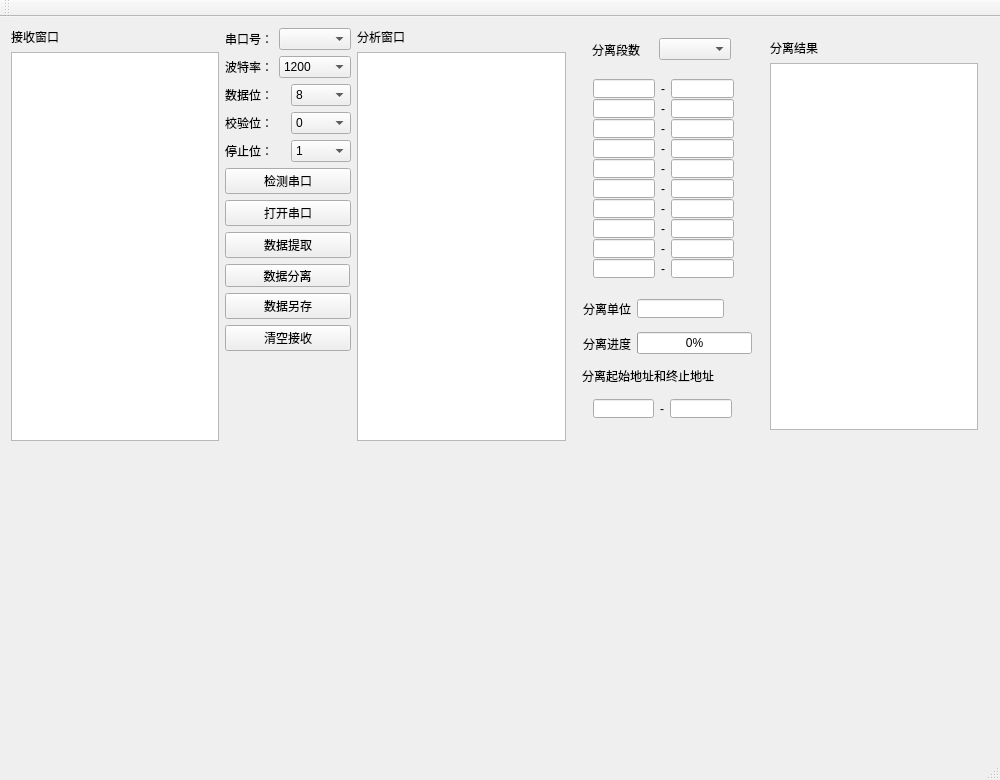
First picture: the form in code/mainwindow.ui, repository programmer-ran/check_memory_tool, before the edit.
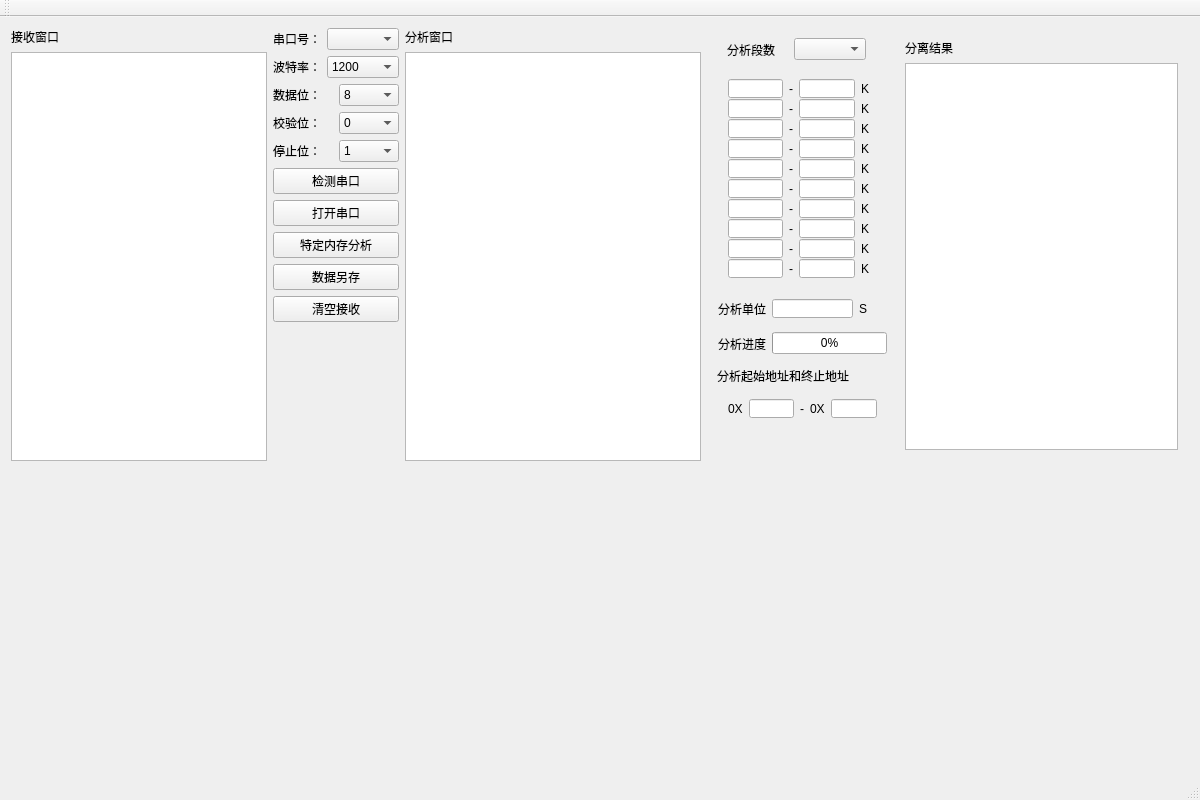
Second picture: the form after the edit. Custom widgets are drawn as their Qt base class.

Patch:
```diff
--- a/code/mainwindow.ui
+++ b/code/mainwindow.ui
@@ -6,19 +6,19 @@
    <rect>
     <x>0</x>
     <y>0</y>
-    <width>1000</width>
-    <height>780</height>
+    <width>1200</width>
+    <height>800</height>
    </rect>
   </property>
   <property name="minimumSize">
    <size>
-    <width>1000</width>
-    <height>780</height>
+    <width>1200</width>
+    <height>800</height>
    </size>
   </property>
   <property name="maximumSize">
    <size>
-    <width>1000</width>
+    <width>1200</width>
     <height>800</height>
    </size>
   </property>
@@ -181,29 +181,22 @@
           </property>
          </widget>
         </item>
-        <item>
-         <widget class="QPushButton" name="analyseButton">
-          <property name="text">
-           <string>数据提取</string>
-          </property>
-         </widget>
-        </item>
         <item>
          <widget class="QPushButton" name="detachButton">
           <property name="minimumSize">
            <size>
-            <width>125</width>
-            <height>23</height>
+            <width>0</width>
+            <height>0</height>
            </size>
           </property>
           <property name="maximumSize">
            <size>
-            <width>125</width>
-            <height>23</height>
+            <width>16777215</width>
+            <height>16777215</height>
            </size>
           </property>
           <property name="text">
-           <string>数据分离</string>
+           <string>特定内存分析</string>
           </property>
          </widget>
         </item>
@@ -265,7 +258,7 @@
         <item>
          <widget class="QLabel" name="label_17">
           <property name="text">
-           <string>分离段数</string>
+           <string>分析段数</string>
           </property>
          </widget>
         </item>
@@ -297,6 +290,13 @@
         <item>
          <widget class="QLineEdit" name="one_right_lineedit"/>
         </item>
+        <item>
+         <widget class="QLabel" name="label_8">
+          <property name="text">
+           <string>K</string>
+          </property>
+         </widget>
+        </item>
        </layout>
       </widget>
       <widget class="QWidget" name="widget_7" native="true">
@@ -304,7 +304,7 @@
         <rect>
          <x>0</x>
          <y>260</y>
-         <width>163</width>
+         <width>171</width>
          <height>41</height>
         </rect>
        </property>
@@ -312,13 +312,20 @@
         <item>
          <widget class="QLabel" name="label_16">
           <property name="text">
-           <string>分离单位</string>
+           <string>分析单位</string>
           </property>
          </widget>
         </item>
         <item>
          <widget class="QLineEdit" name="separate_lineEdit"/>
         </item>
+        <item>
+         <widget class="QLabel" name="label_25">
+          <property name="text">
+           <string>S</string>
+          </property>
+         </widget>
+        </item>
        </layout>
       </widget>
       <widget class="QWidget" name="widget_6" native="true">
@@ -334,7 +341,7 @@
         <item>
          <widget class="QLabel" name="label_12">
           <property name="text">
-           <string>分离进度</string>
+           <string>分析进度</string>
           </property>
          </widget>
         </item>
@@ -370,6 +377,13 @@
         <item>
          <widget class="QLineEdit" name="two_right_lineedit"/>
         </item>
+        <item>
+         <widget class="QLabel" name="label_14">
+          <property name="text">
+           <string>K</string>
+          </property>
+         </widget>
+        </item>
        </layout>
       </widget>
       <widget class="QWidget" name="widget_three" native="true">
@@ -395,6 +409,13 @@
         <item>
          <widget class="QLineEdit" name="three_right_lineedit"/>
         </item>
+        <item>
+         <widget class="QLabel" name="label_15">
+          <property name="text">
+           <string>K</string>
+          </property>
+         </widget>
+        </item>
        </layout>
       </widget>
       <widget class="QWidget" name="widget_four" native="true">
@@ -420,6 +441,13 @@
         <item>
          <widget class="QLineEdit" name="four_right_lineedit"/>
         </item>
+        <item>
+         <widget class="QLabel" name="label_18">
+          <property name="text">
+           <string>K</string>
+          </property>
+         </widget>
+        </item>
        </layout>
       </widget>
       <widget class="QWidget" name="widget_five" native="true">
@@ -445,6 +473,13 @@
         <item>
          <widget class="QLineEdit" name="five_right_lineedit"/>
         </item>
+        <item>
+         <widget class="QLabel" name="label_19">
+          <property name="text">
+           <string>K</string>
+          </property>
+         </widget>
+        </item>
        </layout>
       </widget>
       <widget class="QWidget" name="widget_six" native="true">
@@ -470,6 +505,13 @@
         <item>
          <widget class="QLineEdit" name="six_right_lineedit"/>
         </item>
+        <item>
+         <widget class="QLabel" name="label_20">
+          <property name="text">
+           <string>K</string>
+          </property>
+         </widget>
+        </item>
        </layout>
       </widget>
       <widget class="QWidget" name="widget_seven" native="true">
@@ -495,6 +537,13 @@
         <item>
          <widget class="QLineEdit" name="seven_right_lineedit"/>
         </item>
+        <item>
+         <widget class="QLabel" name="label_21">
+          <property name="text">
+           <string>K</string>
+          </property>
+         </widget>
+        </item>
        </layout>
       </widget>
       <widget class="QWidget" name="widget_eight" native="true">
@@ -520,6 +569,13 @@
         <item>
          <widget class="QLineEdit" name="eight_right_lineedit"/>
         </item>
+        <item>
+         <widget class="QLabel" name="label_22">
+          <property name="text">
+           <string>K</string>
+          </property>
+         </widget>
+        </item>
        </layout>
       </widget>
       <widget class="QWidget" name="widget_nine" native="true">
@@ -545,6 +601,13 @@
         <item>
          <widget class="QLineEdit" name="nine_right_lineedit"/>
         </item>
+        <item>
+         <widget class="QLabel" name="label_23">
+          <property name="text">
+           <string>K</string>
+          </property>
+         </widget>
+        </item>
        </layout>
       </widget>
       <widget class="QWidget" name="widget_ten" native="true">
@@ -570,6 +633,13 @@
         <item>
          <widget class="QLineEdit" name="ten_right_lineedit"/>
         </item>
+        <item>
+         <widget class="QLabel" name="label_24">
+          <property name="text">
+           <string>K</string>
+          </property>
+         </widget>
+        </item>
        </layout>
       </widget>
       <widget class="QWidget" name="widget" native="true">
@@ -577,11 +647,18 @@
         <rect>
          <x>10</x>
          <y>360</y>
-         <width>161</width>
+         <width>171</width>
          <height>41</height>
         </rect>
        </property>
        <layout class="QHBoxLayout" name="horizontalLayout_15">
+        <item>
+         <widget class="QLabel" name="label_26">
+          <property name="text">
+           <string>0X</string>
+          </property>
+         </widget>
+        </item>
         <item>
          <widget class="QLineEdit" name="start_address_lineEdit"/>
         </item>
@@ -592,6 +669,13 @@
           </property>
          </widget>
         </item>
+        <item>
+         <widget class="QLabel" name="label_27">
+          <property name="text">
+           <string>0X</string>
+          </property>
+         </widget>
+        </item>
         <item>
          <widget class="QLineEdit" name="end_address_lineEdit"/>
         </item>
@@ -607,7 +691,7 @@
         </rect>
        </property>
        <property name="text">
-        <string>分离起始地址和终止地址</string>
+        <string>分析起始地址和终止地址</string>
        </property>
       </widget>
      </widget>
```
Left out of the diff: 4 changed lines with no effect on the pictures.
